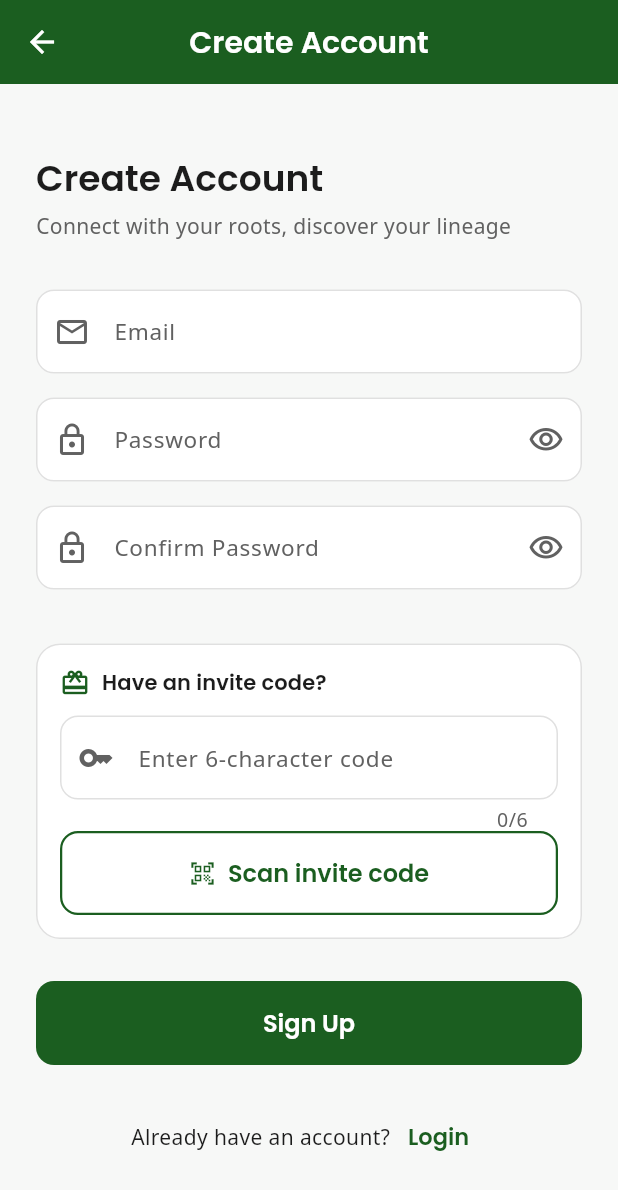
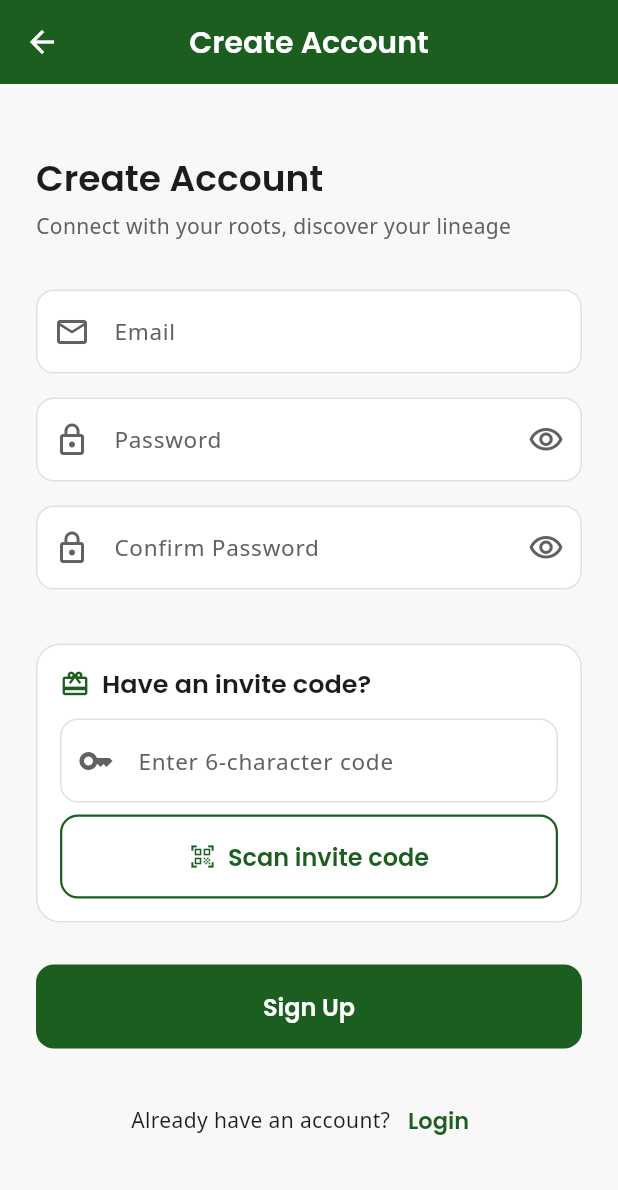
Before and after one commit to Priyanshu-Prime/Vanshavali, a Flutter app: the SignupScreen screen opened directly, on a phone screen of 412 x 824 dp. Shown: the top 1190 px of the screen. Run offline on Flutter 3.47's test engine with Material 3 defaults, Android fonts, the phone set to English and light mode, and no system bars; our stand-ins replace app_links, cached_network_image, connectivity_plus, google_fonts, hive, hive_flutter and 5 more; missing offline and left inert: graphview, mobile_scanner, translator; accounts and stored records are empty; network calls fail.

Commit message:
Invite-code card, Requests card, waiting screen and crop screen polish
- Invite-code card title uses the section-title style and wraps (Gujarati); drop the 0/6 counter
- Requests: avatar + profile name lead the card, requester detail secondary
- Waiting-for-approval icon in brand green (was black)
- Photo crop: brand green toolbar and black canvas in both themes (dark mode used a different green)

Co-Authored-By: Claude Opus 5.5 <noreply@anthropic.com>

```diff
--- a/lib/screens/auth/signup_screen.dart
+++ b/lib/screens/auth/signup_screen.dart
@@ -266,9 +266,11 @@ class _SignupScreenState extends State<SignupScreen> {
                               size: 20,
                             ),
                             const SizedBox(width: 8),
-                            Text(
-                              l10n.enterInviteCode,
-                              style: Theme.of(context).textTheme.titleSmall,
+                            Expanded(
+                              child: Text(
+                                l10n.enterInviteCode,
+                                style: Theme.of(context).textTheme.titleLarge,
+                              ),
                             ),
                           ],
                         ),
@@ -282,8 +284,11 @@ class _SignupScreenState extends State<SignupScreen> {
                           textCapitalization: TextCapitalization.characters,
                           textInputAction: TextInputAction.done,
                           maxLength: 6,
+                          // The "0/6" counter was noise; the hint already says 6 characters.
+                          buildCounter: (_, {required currentLength, required isFocused, maxLength}) => null,
                           onChanged: _lookupInviteCode,
                         ),
+                        const SizedBox(height: AppSpacing.sm),
                         // Optional QR shortcut — manual typing above always works.
                         OutlinedButton.icon(
                           onPressed: _scanInviteCode,
```
Also changed, not shown: lib/screens/family/requests_screen.dart (+21 -7 lines), lib/screens/profile/profile_form_screen.dart (+23 -7 lines).
